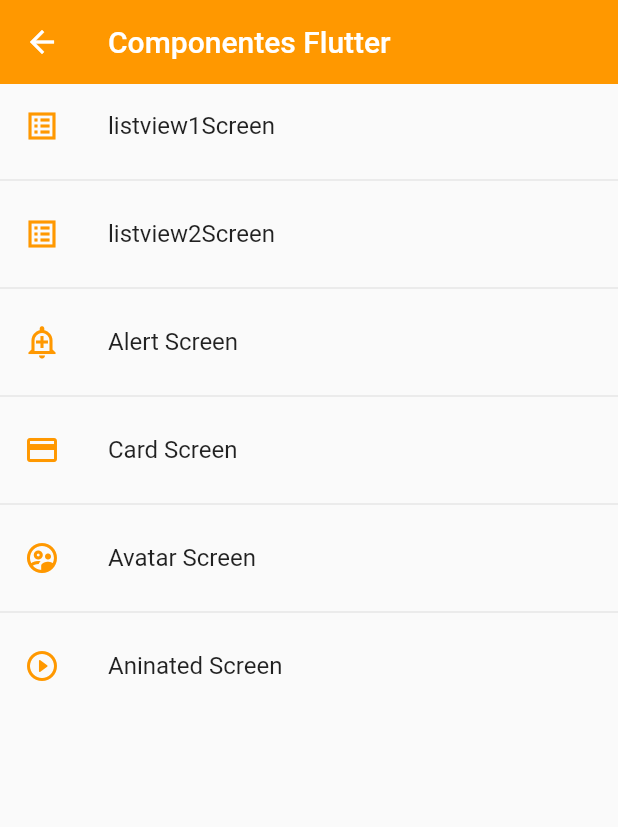
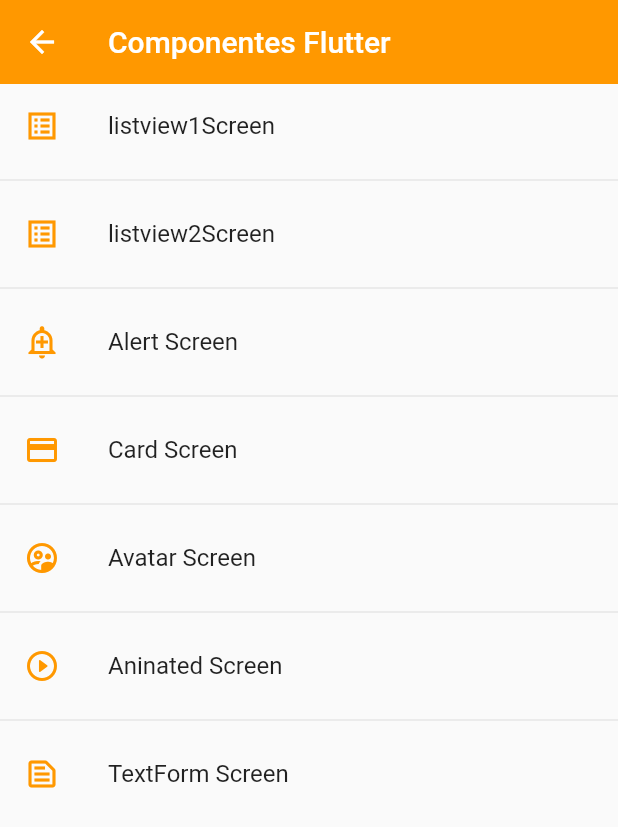
Before and after one commit to EdgarLS7/fltproject, a Flutter app: the screen it shows after launch, on a phone screen of 412 x 824 dp. Shown: the top 827 px of the screen. Run offline on Flutter 3.47's test engine with Material 2 defaults, Android fonts, the phone set to English and light mode, and no system bars.

Commit message:
TextformField 88 udemy

```diff
--- a/lib/router/app_routes.dart
+++ b/lib/router/app_routes.dart
@@ -6,16 +6,51 @@ class AppRoutes {
 
   static const initialRoute = '/home';
 
-  static final menuOptions = <MenuOption>[
-    // TODO: borrar home
+  static final menuOptions = <MenuOption> [
+
     // esto sirve para las listas, para las rutas es suficiente con el map
     // MenuOption(route: '/home', name: 'Home Screen', screen: const HomeScreen(), icon: Icons.home_sharp),
-    MenuOption(route: '/listview1', name: 'listview1Screen', screen: const Listview1Screen(), icon: Icons.list_alt_sharp),
-    MenuOption(route: '/listview2', name: 'listview2Screen', screen: const Listview2Screen(), icon: Icons.list_alt_sharp),
-    MenuOption(route: '/alert', name: 'Alert Screen', screen: const AlertScreen(), icon: Icons.add_alert_outlined),
-    MenuOption(route: '/card', name: 'Card Screen', screen: const CardScreen(), icon: Icons.credit_card),
-    MenuOption(route: '/avatar', name: 'Avatar Screen', screen: const AvatarScreen(), icon: Icons.supervised_user_circle_outlined),
-    MenuOption(route: '/animated', name: 'Aninated Screen', screen: const AnimatedScreen(), icon: Icons.play_circle_outline_rounded),
+    MenuOption(
+      route: '/listview1',
+      name: 'listview1Screen',
+      screen: const Listview1Screen(),
+      icon: Icons.list_alt_sharp),
+
+    MenuOption(
+      route: '/listview2',
+      name: 'listview2Screen',
+      screen: const Listview2Screen(),
+      icon: Icons.list_alt_sharp),
+
+    MenuOption(
+      route: '/alert',
+      name: 'Alert Screen',
+      screen: const AlertScreen(),
+      icon: Icons.add_alert_outlined),
+
+    MenuOption(
+      route: '/card',
+      name: 'Card Screen',
+      screen: const CardScreen(),
+      icon: Icons.credit_card),
+
+    MenuOption(
+      route: '/avatar',
+      name: 'Avatar Screen',
+      screen: const AvatarScreen(),
+      icon: Icons.supervised_user_circle_outlined),
+
+    MenuOption(
+      route: '/animated',
+      name: 'Aninated Screen',
+      screen: const AnimatedScreen(),
+      icon: Icons.play_circle_outline_rounded),
+
+    MenuOption(
+      route: '/TextForm',
+      name: 'TextForm Screen',
+      screen: const TextFormScreen(),
+      icon: Icons.text_snippet_outlined),
   ];
 
   static Map<String, Widget Function(BuildContext)> getAppRoutes() {
--- a/lib/screens/screens.dart
+++ b/lib/screens/screens.dart
@@ -6,3 +6,4 @@ export 'package:flt_project/screens/card_screen.dart';
 export 'package:flt_project/screens/home_screen.dart';
 export 'package:flt_project/screens/listview1_screen.dart';
 export 'package:flt_project/screens/listview2_screen.dart';
+export 'package:flt_project/screens/text_form_screen.dart';
```
Also changed, not shown: lib/screens/animated_screen.dart (+4 -3 lines), lib/screens/text_form_screen.dart (added, +59 -0 lines).
